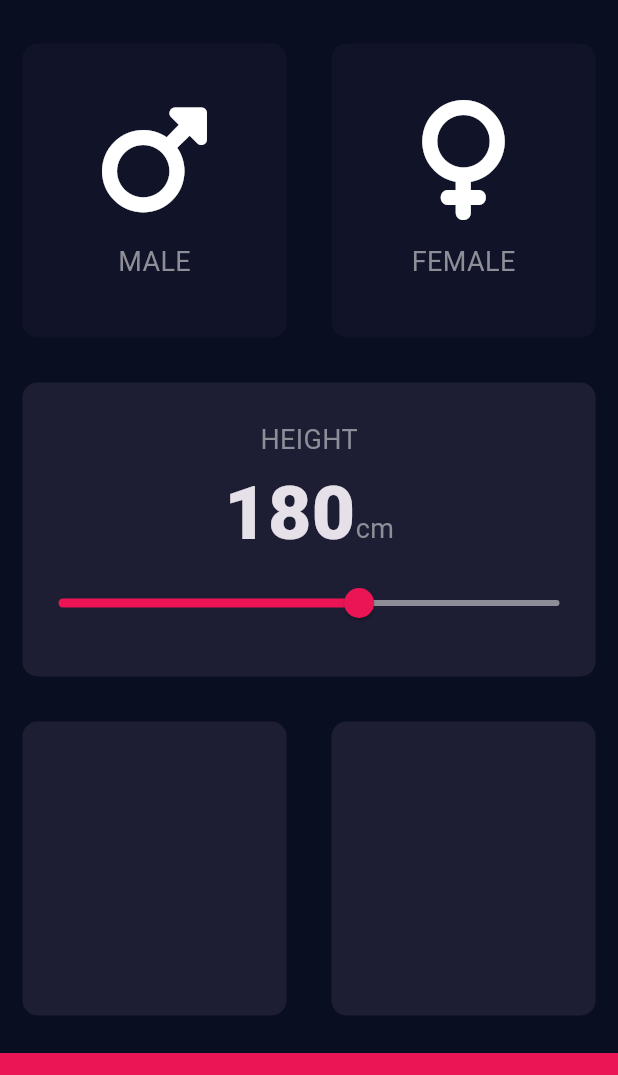
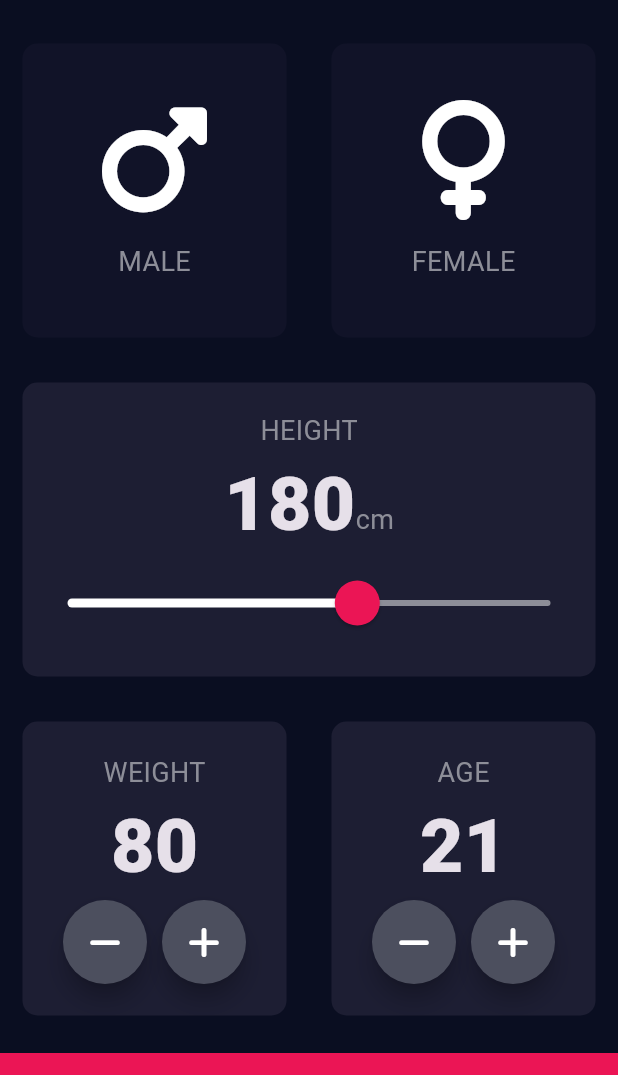
Before and after one commit to gabrielgfranca/bmi-calculator, a Flutter app: the screen it shows after launch, on a phone screen of 412 x 824 dp, the part 63-1138 px from its top. Run offline on Flutter 3.47's test engine with Material 3 defaults, Android fonts, the phone set to English and light mode, and no system bars; our stand-ins replace font_awesome_flutter.

Commit message:
First UI completed

```diff
--- a/lib/constants.dart
+++ b/lib/constants.dart
@@ -5,7 +5,14 @@ const kNumberTextStyle = TextStyle(fontSize: 50.0, fontWeight: FontWeight.w900);
 
 const kBottomContainerHeight = 80.0;
 const kBottomContainerColor = Color(0xffeb1555);
-const kSliderActiveColor = Color(0xffeb1555);
+
+// Slider constants
+const kThumbColor = Color(0xffeb1555);
+const kActiveTrackColor = Colors.white;
+const kOverlayColor = Color(0x29eb1555);
 const kSliderInactiveColor = Color(0xff8d8e98);
+const kThumbRadius = 15.0;
+const kOverlayRadius = 30.0;
+
 const kActiveCardColor = Color(0xff1d1e33);
 const kInactiveCardColor = Color(0xff111328);
--- a/lib/input_page.dart
+++ b/lib/input_page.dart
@@ -16,6 +16,8 @@ class InputPage extends StatefulWidget {
 class _InputPageState extends State<InputPage> {
   Gender? selectedGender;
   int height = 180;
+  int weight = 80;
+  int age = 21;
 
   @override
   Widget build(BuildContext context) {
@@ -85,17 +87,29 @@ class _InputPageState extends State<InputPage> {
                             Text('cm', style: kLabelTextStyle),
                           ],
                         ),
-                        Slider(
+                        SliderTheme(
+                          data: SliderTheme.of(context).copyWith(
+                            thumbShape: RoundSliderThumbShape(
+                              enabledThumbRadius: kThumbRadius,
+                            ),
+                            overlayShape: RoundSliderOverlayShape(
+                              overlayRadius: kOverlayRadius,
+                            ),
+                            activeTrackColor: kActiveTrackColor,
+                            inactiveTrackColor: kSliderInactiveColor,
+                            thumbColor: kThumbColor,
+                            overlayColor: kOverlayColor,
+                          ),
+                          child: Slider(
                             value: height.toDouble(),
                             min: 120.0,
                             max: 220.0,
-                          activeColor: kSliderActiveColor,
-                          inactiveColor: kSliderInactiveColor,
                             onChanged: (double newValue) {
                               setState(() {
                                 height = newValue.round();
                               });
                             },
+                          ),
                         ),
                       ],
                     ),
@@ -107,8 +121,74 @@ class _InputPageState extends State<InputPage> {
           Expanded(
             child: Row(
               children: [
-                Expanded(child: ReusableCard(color: kActiveCardColor)),
-                Expanded(child: ReusableCard(color: kActiveCardColor)),
+                Expanded(
+                  child: ReusableCard(
+                    color: kActiveCardColor,
+                    cardChild: Column(
+                      mainAxisAlignment: MainAxisAlignment.center,
+                      children: [
+                        Text('WEIGHT', style: kLabelTextStyle),
+                        Text(weight.toString(), style: kNumberTextStyle),
+                        Row(
+                          mainAxisAlignment: MainAxisAlignment.center,
+                          children: [
+                            RoundIconButton(
+                              icon: FontAwesomeIcons.minus,
+                              onPressed: () {
+                                setState(() {
+                                  weight--;
+                                });
+                              },
+                            ),
+                            SizedBox(width: 10.0),
+                            RoundIconButton(
+                              icon: FontAwesomeIcons.plus,
+                              onPressed: () {
+                                setState(() {
+                                  weight++;
+                                });
+                              },
+                            ),
+                          ],
+                        ),
+                      ],
+                    ),
+                  ),
+                ),
+                Expanded(
+                  child: ReusableCard(
+                    color: kActiveCardColor,
+                    cardChild: Column(
+                      mainAxisAlignment: MainAxisAlignment.center,
+                      children: [
+                        Text('AGE', style: kLabelTextStyle),
+                        Text(age.toString(), style: kNumberTextStyle),
+                        Row(
+                          mainAxisAlignment: MainAxisAlignment.center,
+                          children: [
+                            RoundIconButton(
+                              icon: FontAwesomeIcons.minus,
+                              onPressed: () {
+                                setState(() {
+                                  age--;
+                                });
+                              },
+                            ),
+                            SizedBox(width: 10.0),
+                            RoundIconButton(
+                              icon: FontAwesomeIcons.plus,
+                              onPressed: () {
+                                setState(() {
+                                  age++;
+                                });
+                              },
+                            ),
+                          ],
+                        ),
+                      ],
+                    ),
+                  ),
+                ),
               ],
             ),
           ),
@@ -123,3 +203,25 @@ class _InputPageState extends State<InputPage> {
     );
   }
 }
+
+class RoundIconButton extends StatelessWidget {
+  const RoundIconButton({
+    required this.onPressed,
+    required this.icon,
+    super.key,
+  });
+  final IconData icon;
+  final GestureTapCallback onPressed;
+
+  @override
+  Widget build(BuildContext context) {
+    return RawMaterialButton(
+      onPressed: onPressed,
+      shape: CircleBorder(),
+      fillColor: Color(0xff4c4f5e),
+      constraints: BoxConstraints.tightFor(width: 56.0, height: 56.0),
+      elevation: 6.0,
+      child: Icon(icon),
+    );
+  }
+}
```
Lines whose indentation alone changed are shown as unchanged.
